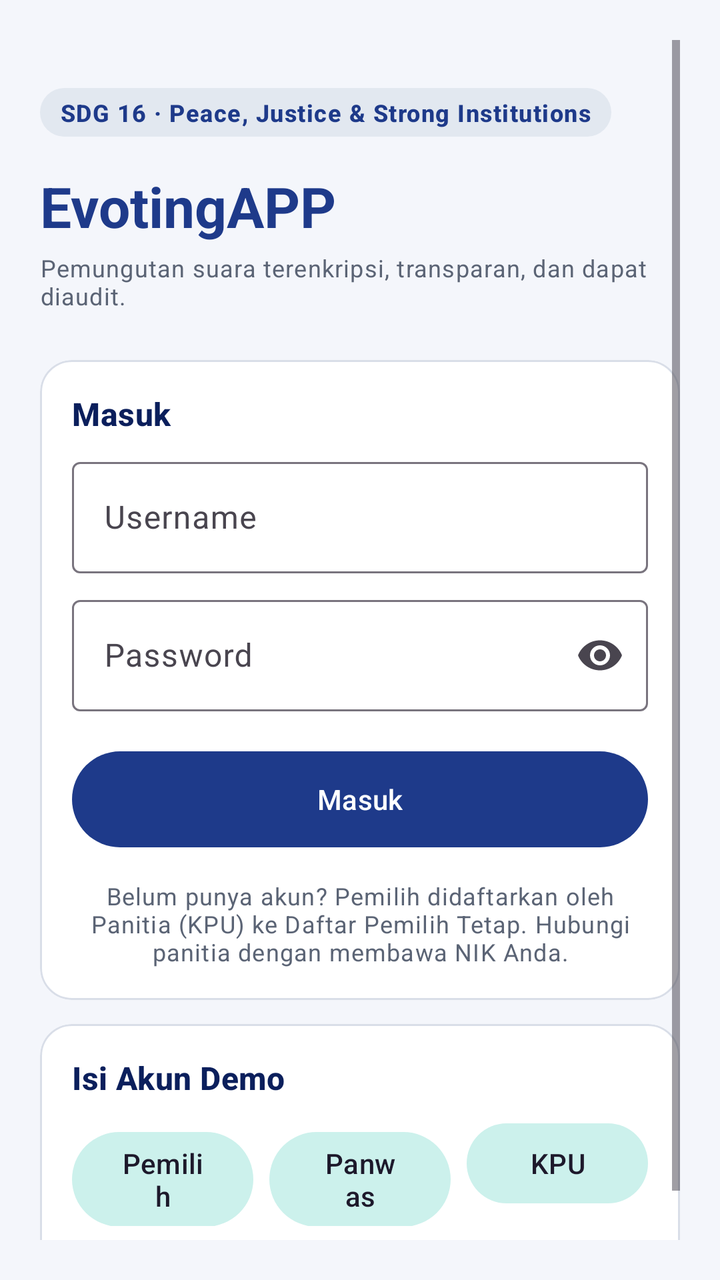
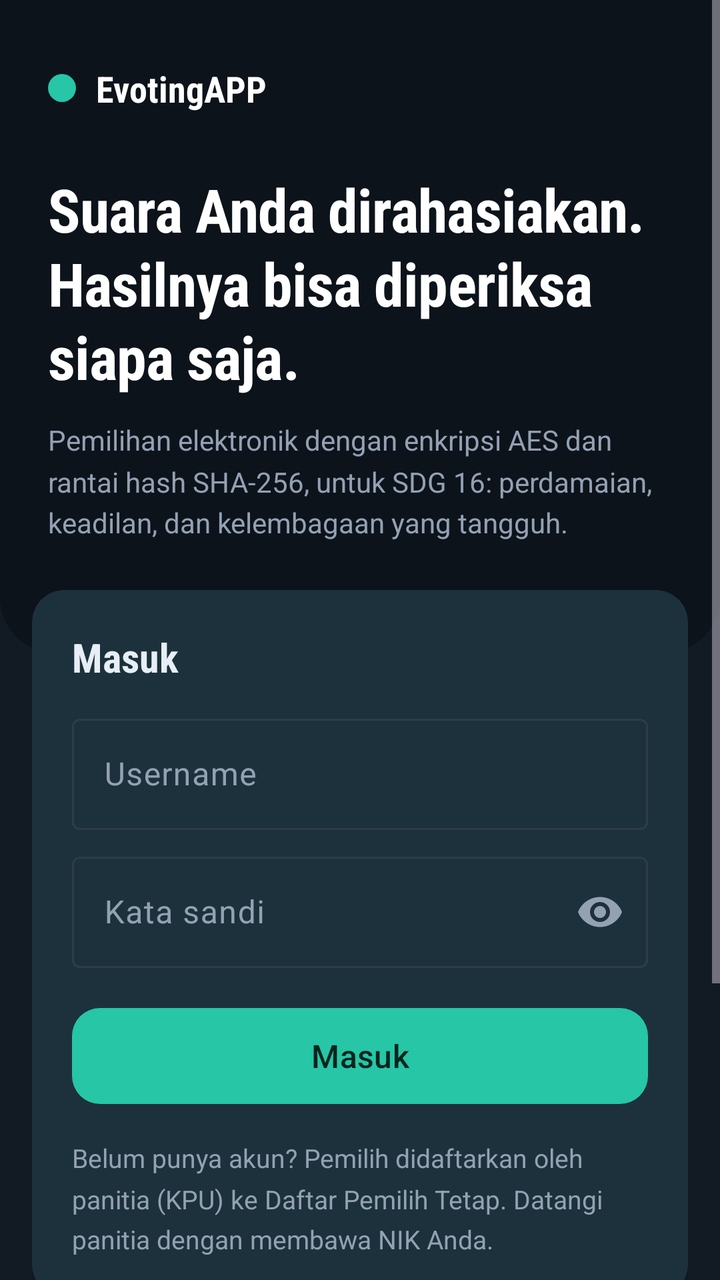

An Android layout rendered at two revisions. The XML below is the earlier revision; the diff shows what the commit changed to produce the second picture.
<!-- AndroidManifest.xml: application theme Theme.EvotingAPP -->
<!-- res/layout/activity_login.xml -->
<?xml version="1.0" encoding="utf-8"?>
<ScrollView xmlns:android="http://schemas.android.com/apk/res/android"
    xmlns:app="http://schemas.android.com/apk/res-auto"
    android:id="@+id/root"
    android:layout_width="match_parent"
    android:layout_height="match_parent"
    android:fillViewport="true"
    android:padding="20dp">

    <LinearLayout
        android:layout_width="match_parent"
        android:layout_height="wrap_content"
        android:gravity="center_vertical"
        android:orientation="vertical">

        <TextView
            style="@style/Badge"
            android:layout_width="wrap_content"
            android:layout_height="wrap_content"
            android:layout_marginTop="24dp"
            android:text="SDG 16 · Peace, Justice &amp; Strong Institutions"
            android:textColor="@color/brand_primary" />

        <TextView
            android:layout_width="wrap_content"
            android:layout_height="wrap_content"
            android:layout_marginTop="16dp"
            android:text="EvotingAPP"
            android:textAppearance="?attr/textAppearanceHeadlineMedium"
            android:textColor="@color/brand_primary"
            android:textStyle="bold" />

        <TextView
            style="@style/MutedText"
            android:layout_width="match_parent"
            android:layout_height="wrap_content"
            android:layout_marginTop="4dp"
            android:text="Pemungutan suara terenkripsi, transparan, dan dapat diaudit." />

        <com.google.android.material.card.MaterialCardView
            style="@style/SectionCard"
            android:layout_width="match_parent"
            android:layout_height="wrap_content"
            android:layout_marginTop="24dp">

            <LinearLayout
                android:layout_width="match_parent"
                android:layout_height="wrap_content"
                android:orientation="vertical"
                android:padding="16dp">

                <TextView
                    style="@style/SectionTitle"
                    android:layout_width="wrap_content"
                    android:layout_height="wrap_content"
                    android:text="Masuk" />

                <com.google.android.material.textfield.TextInputLayout
                    android:id="@+id/layoutUsername"
                    style="@style/Widget.Material3.TextInputLayout.OutlinedBox"
                    android:layout_width="match_parent"
                    android:layout_height="wrap_content"
                    android:hint="Username">

                    <com.google.android.material.textfield.TextInputEditText
                        android:id="@+id/inputUsername"
                        android:layout_width="match_parent"
                        android:layout_height="wrap_content"
                        android:inputType="text"
                        android:maxLines="1" />
                </com.google.android.material.textfield.TextInputLayout>

                <com.google.android.material.textfield.TextInputLayout
                    style="@style/Widget.Material3.TextInputLayout.OutlinedBox"
                    android:layout_width="match_parent"
                    android:layout_height="wrap_content"
                    android:layout_marginTop="8dp"
                    android:hint="Password"
                    app:endIconMode="password_toggle">

                    <com.google.android.material.textfield.TextInputEditText
                        android:id="@+id/inputPassword"
                        android:layout_width="match_parent"
                        android:layout_height="wrap_content"
                        android:inputType="textPassword"
                        android:maxLines="1" />
                </com.google.android.material.textfield.TextInputLayout>

                <com.google.android.material.button.MaterialButton
                    android:id="@+id/btnLogin"
                    android:layout_width="match_parent"
                    android:layout_height="56dp"
                    android:layout_marginTop="16dp"
                    android:text="Masuk" />

                <TextView
                    style="@style/MutedText"
                    android:layout_width="match_parent"
                    android:layout_height="wrap_content"
                    android:layout_marginTop="12dp"
                    android:gravity="center"
                    android:text="Belum punya akun? Pemilih didaftarkan oleh Panitia (KPU) ke Daftar Pemilih Tetap. Hubungi panitia dengan membawa NIK Anda." />
            </LinearLayout>
        </com.google.android.material.card.MaterialCardView>

        <com.google.android.material.card.MaterialCardView
            style="@style/SectionCard"
            android:layout_width="match_parent"
            android:layout_height="wrap_content">

            <LinearLayout
                android:layout_width="match_parent"
                android:layout_height="wrap_content"
                android:orientation="vertical"
                android:padding="16dp">

                <TextView
                    style="@style/SectionTitle"
                    android:layout_width="wrap_content"
                    android:layout_height="wrap_content"
                    android:text="Isi Akun Demo" />

                <LinearLayout
                    android:layout_width="match_parent"
                    android:layout_height="wrap_content"
                    android:orientation="horizontal">

                    <com.google.android.material.button.MaterialButton
                        android:id="@+id/btnDemoVoter"
                        style="@style/Widget.Material3.Button.TonalButton"
                        android:layout_width="0dp"
                        android:layout_height="wrap_content"
                        android:layout_weight="1"
                        android:text="Pemilih" />

                    <com.google.android.material.button.MaterialButton
                        android:id="@+id/btnDemoPanwas"
                        style="@style/Widget.Material3.Button.TonalButton"
                        android:layout_width="0dp"
                        android:layout_height="wrap_content"
                        android:layout_marginStart="8dp"
                        android:layout_weight="1"
                        android:text="Panwas" />

                    <com.google.android.material.button.MaterialButton
                        android:id="@+id/btnDemoKpu"
                        style="@style/Widget.Material3.Button.TonalButton"
                        android:layout_width="0dp"
                        android:layout_height="wrap_content"
                        android:layout_marginStart="8dp"
                        android:layout_weight="1"
                        android:text="KPU" />
                </LinearLayout>

                <TextView
                    style="@style/MutedText"
                    android:layout_width="match_parent"
                    android:layout_height="wrap_content"
                    android:layout_marginTop="8dp"
                    android:text="Akun pemilih: pemilih1 – pemilih5 · Password semua akun: 123456" />
            </LinearLayout>
        </com.google.android.material.card.MaterialCardView>
    </LinearLayout>
</ScrollView>
<!-- resources referenced by this layout -->
<resources>
  <color name="brand_primary">#1E3A8A</color>
  <style name="Badge">
          <item name="android:paddingStart">10dp</item>
          <item name="android:paddingEnd">10dp</item>
          <item name="android:paddingTop">4dp</item>
          <item name="android:paddingBottom">4dp</item>
          <item name="android:textAppearance">?attr/textAppearanceLabelMedium</item>
          <item name="android:textStyle">bold</item>
          <item name="android:background">@drawable/bg_badge</item>
      </style>
  <style name="MutedText">
          <item name="android:textAppearance">?attr/textAppearanceBodySmall</item>
          <item name="android:textColor">@color/text_muted</item>
      </style>
  <style name="SectionCard" parent="Widget.Material3.CardView.Outlined">
          <item name="cardCornerRadius">16dp</item>
          <item name="strokeColor">@color/outline_soft</item>
          <item name="cardBackgroundColor">@color/white</item>
          <item name="android:layout_marginTop">12dp</item>
      </style>
  <style name="SectionTitle">
          <item name="android:textAppearance">?attr/textAppearanceTitleMedium</item>
          <item name="android:textStyle">bold</item>
          <item name="android:textColor">@color/brand_on_primary_container</item>
          <item name="android:layout_marginBottom">8dp</item>
      </style>
  <!-- drawable bg_badge (drawable) -->
  <?xml version="1.0" encoding="utf-8"?>
  <shape xmlns:android="http://schemas.android.com/apk/res/android" android:shape="rectangle">
      <corners android:radius="999dp" />
      <solid android:color="@color/status_neutral_bg" />
  </shape>
  <color name="text_muted">#5B6475</color>
  <color name="outline_soft">#D9DEE8</color>
  <color name="brand_on_primary_container">#0B1F5C</color>
  <style name="Base.Theme.EvotingAPP" parent="Theme.Material3.Light.NoActionBar">
          <item name="colorPrimary">@color/brand_primary</item>
          <item name="colorOnPrimary">@color/white</item>
          <item name="colorPrimaryContainer">@color/brand_primary_container</item>
          <item name="colorOnPrimaryContainer">@color/brand_on_primary_container</item>
          <item name="colorSecondary">@color/brand_secondary</item>
          <item name="colorSecondaryContainer">@color/brand_secondary_container</item>
          <item name="android:colorBackground">@color/surface_bg</item>
          <item name="android:windowBackground">@color/surface_bg</item>
          <item name="android:statusBarColor" tools:targetApi="l">@android:color/transparent</item>
          <item name="android:windowLightStatusBar" tools:targetApi="m">true</item>
      </style>
  <color name="status_neutral_bg">#E2E8F0</color>
  <color name="brand_primary_container">#DBE4FF</color>
  <color name="brand_secondary">#0F766E</color>
  <color name="brand_secondary_container">#CCF1EC</color>
  <color name="surface_bg">#F4F6FB</color>
  <!-- unchanged entries left out for length: 2 -->
</resources>

<!-- the commit's change to res/layout/activity_login.xml (unified diff, before → after) -->
@@ -4,161 +4,192 @@
     android:id="@+id/root"
     android:layout_width="match_parent"
     android:layout_height="match_parent"
-    android:fillViewport="true"
-    android:padding="20dp">
+    android:fillViewport="true">
 
     <LinearLayout
         android:layout_width="match_parent"
         android:layout_height="wrap_content"
-        android:gravity="center_vertical"
         android:orientation="vertical">
 
-        <TextView
-            style="@style/Badge"
-            android:layout_width="wrap_content"
-            android:layout_height="wrap_content"
-            android:layout_marginTop="24dp"
-            android:text="SDG 16 · Peace, Justice &amp; Strong Institutions"
-            android:textColor="@color/brand_primary" />
-
-        <TextView
-            android:layout_width="wrap_content"
-            android:layout_height="wrap_content"
-            android:layout_marginTop="16dp"
-            android:text="EvotingAPP"
-            android:textAppearance="?attr/textAppearanceHeadlineMedium"
-            android:textColor="@color/brand_primary"
-            android:textStyle="bold" />
-
-        <TextView
-            style="@style/MutedText"
+        
+        <LinearLayout
+            android:id="@+id/header"
             android:layout_width="match_parent"
             android:layout_height="wrap_content"
-            android:layout_marginTop="4dp"
-            android:text="Pemungutan suara terenkripsi, transparan, dan dapat diaudit." />
+            android:background="@drawable/bg_header"
+            android:orientation="vertical"
+            android:paddingStart="24dp"
+            android:paddingTop="32dp"
+            android:paddingEnd="24dp"
+            android:paddingBottom="56dp">
 
-        <com.google.android.material.card.MaterialCardView
-            style="@style/SectionCard"
+            <LinearLayout
+                android:layout_width="wrap_content"
+                android:layout_height="wrap_content"
+                android:gravity="center_vertical"
+                android:orientation="horizontal">
+
+                
+                <View
+                    android:layout_width="14dp"
+                    android:layout_height="14dp"
+                    android:background="@drawable/bg_dot"
+                    android:backgroundTint="@color/brand_primary" />
+
+                <TextView
+                    android:layout_width="wrap_content"
+                    android:layout_height="wrap_content"
+                    android:layout_marginStart="10dp"
+                    android:fontFamily="sans-serif-condensed"
+                    android:text="EvotingAPP"
+                    android:textColor="@color/white"
+                    android:textSize="18sp"
+                    android:textStyle="bold" />
+            </LinearLayout>
+
+            <TextView
+                style="@style/TextDisplay"
+                android:layout_width="match_parent"
+                android:layout_height="wrap_content"
+                android:layout_marginTop="28dp"
+                android:text="Suara Anda dirahasiakan. Hasilnya bisa diperiksa siapa saja." />
+
+            <TextView
+                style="@style/TextOnInk"
+                android:layout_width="match_parent"
+                android:layout_height="wrap_content"
+                android:layout_marginTop="12dp"
+                android:text="Pemilihan elektronik dengan enkripsi AES dan rantai hash SHA-256, untuk SDG 16: perdamaian, keadilan, dan kelembagaan yang tangguh." />
+        </LinearLayout>
+
+        <LinearLayout
             android:layout_width="match_parent"
             android:layout_height="wrap_content"
-            android:layout_marginTop="24dp">
+            android:layout_marginTop="-32dp"
+            android:orientation="vertical"
+            android:paddingStart="16dp"
+            android:paddingEnd="16dp"
+            android:paddingBottom="24dp">
+
+            <com.google.android.material.card.MaterialCardView
+                style="@style/SectionCard"
+                android:layout_width="match_parent"
+                android:layout_height="wrap_content"
+                android:layout_marginTop="0dp"
+                app:cardElevation="2dp"
+                app:strokeWidth="0dp">
+
+                <LinearLayout
+                    android:layout_width="match_parent"
+                    android:layout_height="wrap_content"
+                    android:orientation="vertical"
+                    android:padding="20dp">
+
+                    <TextView
+                        style="@style/SectionTitle"
+                        android:layout_width="wrap_content"
+                        android:layout_height="wrap_content"
+                        android:text="Masuk" />
+
+                    <com.google.android.material.textfield.TextInputLayout
+                        android:id="@+id/layoutUsername"
+                        style="@style/Widget.Material3.TextInputLayout.OutlinedBox"
+                        android:layout_width="match_parent"
+                        android:layout_height="wrap_content"
+                        android:layout_marginTop="12dp"
+                        android:hint="Username">
+
+                        <com.google.android.material.textfield.TextInputEditText
+                            android:id="@+id/inputUsername"
+                            android:layout_width="match_parent"
+                            android:layout_height="wrap_content"
+                            android:imeOptions="actionNext"
+                            android:inputType="textVisiblePassword|textNoSuggestions"
+                            android:maxLines="1" />
+                    </com.google.android.material.textfield.TextInputLayout>
+
+                    <com.google.android.material.textfield.TextInputLayout
+                        style="@style/Widget.Material3.TextInputLayout.OutlinedBox"
+                        android:layout_width="match_parent"
+                        android:layout_height="wrap_content"
+                        android:layout_marginTop="8dp"
+                        android:hint="Kata sandi"
+                        app:endIconMode="password_toggle">
+
+                        <com.google.android.material.textfield.TextInputEditText
+                            android:id="@+id/inputPassword"
+                            android:layout_width="match_parent"
+                            android:layout_height="wrap_content"
+                            android:imeOptions="actionDone"
+                            android:inputType="textPassword"
+                            android:maxLines="1" />
+                    </com.google.android.material.textfield.TextInputLayout>
+
+                    <com.google.android.material.button.MaterialButton
+                        android:id="@+id/btnLogin"
+                        style="@style/Button.Big"
+                        android:layout_width="match_parent"
+                        android:layout_height="wrap_content"
+                        android:layout_marginTop="16dp"
+                        android:text="Masuk" />
+
+                    <TextView
+                        style="@style/MutedText"
+                        android:layout_width="match_parent"
+                        android:layout_height="wrap_content"
+                        android:layout_marginTop="14dp"
+                        android:text="Belum punya akun? Pemilih didaftarkan oleh panitia (KPU) ke Daftar Pemilih Tetap. Datangi panitia dengan membawa NIK Anda." />
+                </LinearLayout>
+            </com.google.android.material.card.MaterialCardView>
+
+            <TextView
+                style="@style/SectionTitle"
+                android:layout_width="wrap_content"
+                android:layout_height="wrap_content"
+                android:layout_marginStart="4dp"
+                android:layout_marginTop="28dp"
+                android:text="Coba sebagai" />
+
+            <TextView
+                style="@style/MutedText"
+                android:layout_width="match_parent"
+                android:layout_height="wrap_content"
+                android:layout_marginStart="4dp"
+                android:layout_marginTop="2dp"
+                android:text="Mengisi akun demo secara otomatis. Akun pemilih: pemilih1 sampai pemilih5, kata sandi 123456." />
 
             <LinearLayout
                 android:layout_width="match_parent"
                 android:layout_height="wrap_content"
-                android:orientation="vertical"
-                android:padding="16dp">
-
-                <TextView
-                    style="@style/SectionTitle"
-                    android:layout_width="wrap_content"
-                    android:layout_height="wrap_content"
-                    android:text="Masuk" />
-
-                <com.google.android.material.textfield.TextInputLayout
-                    android:id="@+id/layoutUsername"
-                    style="@style/Widget.Material3.TextInputLayout.OutlinedBox"
-                    android:layout_width="match_parent"
-                    android:layout_height="wrap_content"
-                    android:hint="Username">
-
-                    <com.google.android.material.textfield.TextInputEditText
-                        android:id="@+id/inputUsername"
-                        android:layout_width="match_parent"
-                        android:layout_height="wrap_content"
-                        android:inputType="text"
-                        android:maxLines="1" />
-                </com.google.android.material.textfield.TextInputLayout>
-
-                <com.google.android.material.textfield.TextInputLayout
-                    style="@style/Widget.Material3.TextInputLayout.OutlinedBox"
-                    android:layout_width="match_parent"
-                    android:layout_height="wrap_content"
-                    android:layout_marginTop="8dp"
-                    android:hint="Password"
-                    app:endIconMode="password_toggle">
-
-                    <com.google.android.material.textfield.TextInputEditText
-                        android:id="@+id/inputPassword"
-                        android:layout_width="match_parent"
-                        android:layout_height="wrap_content"
-                        android:inputType="textPassword"
-                        android:maxLines="1" />
-                </com.google.android.material.textfield.TextInputLayout>
+                android:layout_marginTop="10dp"
+                android:orientation="horizontal">
 
                 <com.google.android.material.button.MaterialButton
-                    android:id="@+id/btnLogin"
-                    android:layout_width="match_parent"
-                    android:layout_height="56dp"
-                    android:layout_marginTop="16dp"
-                    android:text="Masuk" />
+                    android:id="@+id/btnDemoVoter"
+                    style="@style/Widget.Material3.Button.TonalButton"
+                    android:layout_width="0dp"
+                    android:layout_height="wrap_content"
+                    android:layout_weight="1"
+                    android:text="Pemilih" />
 
-                <TextView
-                    style="@style/MutedText"
-                    android:layout_width="match_parent"
+                <com.google.android.material.button.MaterialButton
+                    android:id="@+id/btnDemoPanwas"
+                    style="@style/Widget.Material3.Button.TonalButton"
+                    android:layout_width="0dp"
                     android:layout_height="wrap_content"
-                    android:layout_marginTop="12dp"
-                    android:gravity="center"
-                    android:text="Belum punya akun? Pemilih didaftarkan oleh Panitia (KPU) ke Daftar Pemilih Tetap. Hubungi panitia dengan membawa NIK Anda." />
+                    android:layout_marginStart="8dp"
+                    android:layout_weight="1"
+                    android:text="Pengawas" />
+
+                <com.google.android.material.button.MaterialButton
+                    android:id="@+id/btnDemoKpu"
+                    style="@style/Widget.Material3.Button.TonalButton"
+                    android:layout_width="0dp"
+                    android:layout_height="wrap_content"
+                    android:layout_marginStart="8dp"
+                    android:layout_weight="1"
+                    android:text="Panitia" />
             </LinearLayout>
-        </com.google.android.material.card.MaterialCardView>
-
-        <com.google.android.material.card.MaterialCardView
-            style="@style/SectionCard"
-            android:layout_width="match_parent"
-            android:layout_height="wrap_content">
-
-            <LinearLayout
-                android:layout_width="match_parent"
-                android:layout_height="wrap_content"
-                android:orientation="vertical"
-                android:padding="16dp">
-
-                <TextView
-                    style="@style/SectionTitle"
-                    android:layout_width="wrap_content"
-                    android:layout_height="wrap_content"
-                    android:text="Isi Akun Demo" />
-
-                <LinearLayout
-                    android:layout_width="match_parent"
-                    android:layout_height="wrap_content"
-                    android:orientation="horizontal">
-
-                    <com.google.android.material.button.MaterialButton
-                        android:id="@+id/btnDemoVoter"
-                        style="@style/Widget.Material3.Button.TonalButton"
-                        android:layout_width="0dp"
-                        android:layout_height="wrap_content"
-                        android:layout_weight="1"
-                        android:text="Pemilih" />
-
-                    <com.google.android.material.button.MaterialButton
-                        android:id="@+id/btnDemoPanwas"
-                        style="@style/Widget.Material3.Button.TonalButton"
-                        android:layout_width="0dp"
-                        android:layout_height="wrap_content"
-                        android:layout_marginStart="8dp"
-                        android:layout_weight="1"
-                        android:text="Panwas" />
-
-                    <com.google.android.material.button.MaterialButton
-                        android:id="@+id/btnDemoKpu"
-                        style="@style/Widget.Material3.Button.TonalButton"
-                        android:layout_width="0dp"
-                        android:layout_height="wrap_content"
-                        android:layout_marginStart="8dp"
-                        android:layout_weight="1"
-                        android:text="KPU" />
-                </LinearLayout>
-
-                <TextView
-                    style="@style/MutedText"
-                    android:layout_width="match_parent"
-                    android:layout_height="wrap_content"
-                    android:layout_marginTop="8dp"
-                    android:text="Akun pemilih: pemilih1 – pemilih5 · Password semua akun: 123456" />
-            </LinearLayout>
-        </com.google.android.material.card.MaterialCardView>
+        </LinearLayout>
     </LinearLayout>
 </ScrollView>
<!-- resource entries referenced after the edit -->
@@ -1,57 +1,90 @@
 <!-- resources referenced by this layout -->
 <resources>
-  <color name="brand_primary">#1E3A8A</color>
-  <style name="Badge">
-          <item name="android:paddingStart">10dp</item>
-          <item name="android:paddingEnd">10dp</item>
-          <item name="android:paddingTop">4dp</item>
-          <item name="android:paddingBottom">4dp</item>
-          <item name="android:textAppearance">?attr/textAppearanceLabelMedium</item>
-          <item name="android:textStyle">bold</item>
-          <item name="android:background">@drawable/bg_badge</item>
+  <color name="brand_primary">#26C6A6</color>
+  <!-- drawable bg_dot (drawable) -->
+  <?xml version="1.0" encoding="utf-8"?>
+  <shape xmlns:android="http://schemas.android.com/apk/res/android" android:shape="oval">
+      <solid android:color="@color/white" />
+  </shape>
+  <!-- drawable bg_header (drawable) -->
+  <?xml version="1.0" encoding="utf-8"?>
+  <shape xmlns:android="http://schemas.android.com/apk/res/android" android:shape="rectangle">
+      <solid android:color="@color/ink_deep" />
+      <corners
+          android:bottomLeftRadius="28dp"
+          android:bottomRightRadius="28dp" />
+  </shape>
+  <style name="Button.Big" parent="Widget.Material3.Button">
+          <item name="android:minHeight">56dp</item>
+          <item name="android:textSize">16sp</item>
+          <item name="cornerRadius">14dp</item>
       </style>
   <style name="MutedText">
-          <item name="android:textAppearance">?attr/textAppearanceBodySmall</item>
+          <item name="android:textSize">13sp</item>
+          <item name="android:lineSpacingMultiplier">1.3</item>
           <item name="android:textColor">@color/text_muted</item>
       </style>
   <style name="SectionCard" parent="Widget.Material3.CardView.Outlined">
           <item name="cardCornerRadius">16dp</item>
           <item name="strokeColor">@color/outline_soft</item>
-          <item name="cardBackgroundColor">@color/white</item>
+          <item name="cardBackgroundColor">@color/surface</item>
           <item name="android:layout_marginTop">12dp</item>
       </style>
   <style name="SectionTitle">
-          <item name="android:textAppearance">?attr/textAppearanceTitleMedium</item>
+          <item name="android:fontFamily">sans-serif-condensed</item>
           <item name="android:textStyle">bold</item>
-          <item name="android:textColor">@color/brand_on_primary_container</item>
-          <item name="android:layout_marginBottom">8dp</item>
+          <item name="android:textSize">20sp</item>
+          <item name="android:textColor">@color/text_primary</item>
       </style>
-  <!-- drawable bg_badge (drawable) -->
-  <?xml version="1.0" encoding="utf-8"?>
-  <shape xmlns:android="http://schemas.android.com/apk/res/android" android:shape="rectangle">
-      <corners android:radius="999dp" />
-      <solid android:color="@color/status_neutral_bg" />
-  </shape>
-  <color name="text_muted">#5B6475</color>
-  <color name="outline_soft">#D9DEE8</color>
-  <color name="brand_on_primary_container">#0B1F5C</color>
-  <style name="Base.Theme.EvotingAPP" parent="Theme.Material3.Light.NoActionBar">
+  <style name="TextDisplay">
+          <item name="android:fontFamily">sans-serif-condensed</item>
+          <item name="android:textStyle">bold</item>
+          <item name="android:textSize">30sp</item>
+          <item name="android:letterSpacing">-0.01</item>
+          <item name="android:lineSpacingMultiplier">1.05</item>
+          <item name="android:textColor">@color/white</item>
+      </style>
+  <style name="TextOnInk">
+          <item name="android:textSize">14sp</item>
+          <item name="android:lineSpacingMultiplier">1.25</item>
+          <item name="android:textColor">@color/on_ink_muted</item>
+      </style>
+  <color name="ink_deep">#0D131B</color>
+  <color name="text_muted">#93A1B3</color>
+  <color name="outline_soft">#2E3B4D</color>
+  <color name="surface">#1C2633</color>
+  <color name="text_primary">#E8EEF5</color>
+  <color name="on_ink_muted">#93A1B3</color>
+  <color name="brand_on_primary_container">#9AF2DE</color>
+  <color name="status_danger">#FF7A7A</color>
+  <style name="Base.Theme.EvotingAPP" parent="Theme.Material3.Dark.NoActionBar">
           <item name="colorPrimary">@color/brand_primary</item>
-          <item name="colorOnPrimary">@color/white</item>
+          <item name="colorOnPrimary">@color/on_accent</item>
+          <item name="colorSurfaceContainerHighest">@color/surface_high</item>
+          <item name="colorSurfaceContainerHigh">@color/surface_high</item>
+          <item name="colorSurfaceContainer">@color/surface</item>
+          <item name="colorSurfaceContainerLow">@color/surface</item>
+          <item name="colorOutlineVariant">@color/outline_soft</item>
+          <item name="android:navigationBarColor" tools:targetApi="l">@color/surface_bg</item>
           <item name="colorPrimaryContainer">@color/brand_primary_container</item>
           <item name="colorOnPrimaryContainer">@color/brand_on_primary_container</item>
-          <item name="colorSecondary">@color/brand_secondary</item>
-          <item name="colorSecondaryContainer">@color/brand_secondary_container</item>
+          <item name="colorSecondary">@color/brand_primary</item>
+          <item name="colorSecondaryContainer">@color/brand_primary_container</item>
+          <item name="colorOnSecondaryContainer">@color/brand_on_primary_container</item>
+          <item name="colorSurface">@color/surface</item>
+          <item name="colorOnSurface">@color/text_primary</item>
+          <item name="colorOnSurfaceVariant">@color/text_muted</item>
+          <item name="colorOutline">@color/outline_soft</item>
+          <item name="colorError">@color/status_danger</item>
           <item name="android:colorBackground">@color/surface_bg</item>
           <item name="android:windowBackground">@color/surface_bg</item>
           <item name="android:statusBarColor" tools:targetApi="l">@android:color/transparent</item>
-          <item name="android:windowLightStatusBar" tools:targetApi="m">true</item>
+          <item name="android:windowLightStatusBar" tools:targetApi="m">false</item>
       </style>
-  <color name="status_neutral_bg">#E2E8F0</color>
-  <color name="brand_primary_container">#DBE4FF</color>
-  <color name="brand_secondary">#0F766E</color>
-  <color name="brand_secondary_container">#CCF1EC</color>
-  <color name="surface_bg">#F4F6FB</color>
+  <color name="on_accent">#06241E</color>
+  <color name="surface_high">#243142</color>
+  <color name="brand_primary_container">#123A34</color>
+  <color name="surface_bg">#121A24</color>
   <!-- unchanged entries left out for length: 2 -->
 </resources>
 
